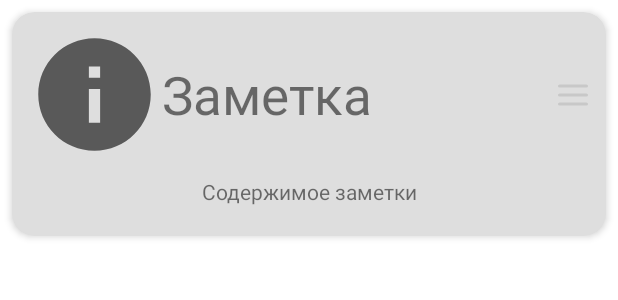
After one commit to HomchenkoP/NASAApp, an Android app: the layout activity_notes_recycler_item_info.xml on its own in the app's theme, with its tools: preview values and no code run, on a phone screen of 412 x 824 dp. The commit adds this screen. Shown: the top 300 px of the screen. Run offline under Robolectric (Android 15) with nearby library versions, the phone set to English and light mode, and no system bars.

Commit message:
1. Добавьте в своё приложение экран со списком дел, в котором пользователь сможет создавать заметки, редактировать их или перемещать относительно друг друга.

```diff
--- a/app/src/main/AndroidManifest.xml
+++ b/app/src/main/AndroidManifest.xml
@@ -11,7 +11,7 @@
         android:roundIcon="@mipmap/ic_launcher_round"
         android:supportsRtl="true"
         android:theme="@style/Theme.NASAApp">
-        <activity android:name=".view.MainActivity">
+        <activity android:name=".view.NotesActivity">
             <intent-filter>
                 <action android:name="android.intent.action.MAIN" />
 
--- /dev/null
+++ b/app/src/main/res/drawable/ic_baseline_info_24.xml
@@ -0,0 +1,10 @@
+<vector xmlns:android="http://schemas.android.com/apk/res/android"
+    android:width="24dp"
+    android:height="24dp"
+    android:viewportWidth="24"
+    android:viewportHeight="24"
+    android:tint="?attr/colorControlNormal">
+  <path
+      android:fillColor="@android:color/white"
+      android:pathData="M12,2C6.48,2 2,6.48 2,12s4.48,10 10,10 10,-4.48 10,-10S17.52,2 12,2zM13,17h-2v-6h2v6zM13,9h-2L11,7h2v2z"/>
+</vector>
--- /dev/null
+++ b/app/src/main/res/drawable/ic_hamburger_menu_bottom_bar.xml
@@ -0,0 +1,27 @@
+<vector xmlns:android="http://schemas.android.com/apk/res/android"
+    android:width="24dp"
+    android:height="24dp"
+    android:viewportWidth="24"
+    android:viewportHeight="24">
+    <path
+        android:fillColor="#FFFFFF"
+        android:pathData="M3,12L21,12"
+        android:strokeWidth="2"
+        android:strokeColor="#FFFFFF"
+        android:strokeLineCap="round"
+        android:strokeLineJoin="round" />
+    <path
+        android:fillColor="#FFFFFF"
+        android:pathData="M3,6L21,6"
+        android:strokeWidth="2"
+        android:strokeColor="#FFFFFF"
+        android:strokeLineCap="round"
+        android:strokeLineJoin="round" />
+    <path
+        android:fillColor="#FFFFFF"
+        android:pathData="M3,18L21,18"
+        android:strokeWidth="2"
+        android:strokeColor="#FFFFFF"
+        android:strokeLineCap="round"
+        android:strokeLineJoin="round" />
+</vector>
--- /dev/null
+++ b/app/src/main/res/layout/activity_notes_recycler_item_info.xml
@@ -0,0 +1,59 @@
+<?xml version="1.0" encoding="utf-8"?>
+<com.google.android.material.card.MaterialCardView
+    xmlns:android="http://schemas.android.com/apk/res/android"
+    xmlns:app="http://schemas.android.com/apk/res-auto"
+    xmlns:tools="http://schemas.android.com/tools"
+    android:layout_width="match_parent"
+    android:layout_height="wrap_content"
+    android:layout_margin="@dimen/margin"
+    app:cardCornerRadius="15dp"
+    app:cardElevation="3dp"
+    app:contentPadding="@dimen/padding">
+
+    <androidx.constraintlayout.widget.ConstraintLayout
+        android:layout_width="match_parent"
+        android:layout_height="wrap_content">
+
+        <androidx.appcompat.widget.AppCompatImageView
+            android:id="@+id/iv_icon"
+            android:layout_width="90dp"
+            android:layout_height="90dp"
+            app:layout_constraintStart_toStartOf="parent"
+            app:layout_constraintTop_toTopOf="parent"
+            app:srcCompat="@drawable/ic_baseline_info_24" />
+
+        <androidx.appcompat.widget.AppCompatTextView
+            android:id="@+id/tv_title"
+            android:layout_width="0dp"
+            android:layout_height="wrap_content"
+            android:textSize="@dimen/recycler_item_text_size"
+            app:layout_constraintBottom_toBottomOf="@id/iv_icon"
+            app:layout_constraintEnd_toEndOf="parent"
+            app:layout_constraintStart_toEndOf="@+id/iv_icon"
+            app:layout_constraintTop_toTopOf="@+id/iv_icon"
+            tools:text="Заметка" />
+
+        <androidx.appcompat.widget.AppCompatTextView
+            android:id="@+id/tv_description"
+            android:layout_width="wrap_content"
+            android:layout_height="wrap_content"
+            android:padding="@dimen/padding"
+            android:visibility="gone"
+            app:layout_constraintEnd_toEndOf="parent"
+            app:layout_constraintStart_toStartOf="parent"
+            app:layout_constraintTop_toBottomOf="@+id/iv_icon"
+            tools:text="Содержимое заметки"
+            tools:visibility="visible" />
+
+        <androidx.appcompat.widget.AppCompatImageView
+            android:id="@+id/iv_dragHandle"
+            android:layout_width="wrap_content"
+            android:layout_height="wrap_content"
+            android:tint="@color/cardview_shadow_start_color"
+            app:layout_constraintBottom_toBottomOf="@+id/iv_icon"
+            app:layout_constraintEnd_toEndOf="parent"
+            app:layout_constraintTop_toTopOf="@+id/iv_icon"
+            app:srcCompat="@drawable/ic_hamburger_menu_bottom_bar" />
+
+    </androidx.constraintlayout.widget.ConstraintLayout>
+</com.google.android.material.card.MaterialCardView>
--- a/app/src/main/res/values/dimens.xml
+++ b/app/src/main/res/values/dimens.xml
@@ -3,4 +3,6 @@
     <dimen name="padding">10dp</dimen>
     <dimen name="page_indicator_bottom_margin">20dp</dimen>
     <dimen name="page_indicator_gap">7dp</dimen>
+    <dimen name="margin">8dp</dimen>
+    <dimen name="recycler_item_text_size">35sp</dimen>
 </resources>
```
Also changed, not shown: app/src/main/java/ru/geekbrains/nasaapp/model/NotesData.kt (added, +10 -0 lines), app/src/main/java/ru/geekbrains/nasaapp/view/ItemTouchHelperCallback.kt (added, +91 -0 lines), app/src/main/java/ru/geekbrains/nasaapp/view/NotesActivity.kt (added, +55 -0 lines), app/src/main/java/ru/geekbrains/nasaapp/view/NotesRecyclerAdapter.kt (added, +211 -0 lines), app/src/main/res/drawable/ic_baseline_person_24.xml (added, +10 -0 lines), app/src/main/res/drawable/ic_plus_fab.xml (added, +20 -0 lines), app/src/main/res/layout/activity_notes.xml (added, +28 -0 lines), app/src/main/res/layout/activity_notes_recycler_item_header.xml (added, +25 -0 lines), app/src/main/res/layout/activity_notes_recycler_item_person.xml (added, +58 -0 lines).
